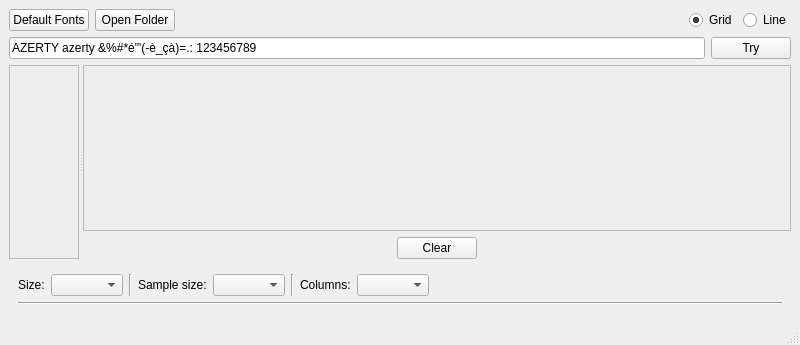
Old version of the form mainwindowbase.ui in the repository lbaudouin/FontInstaller.
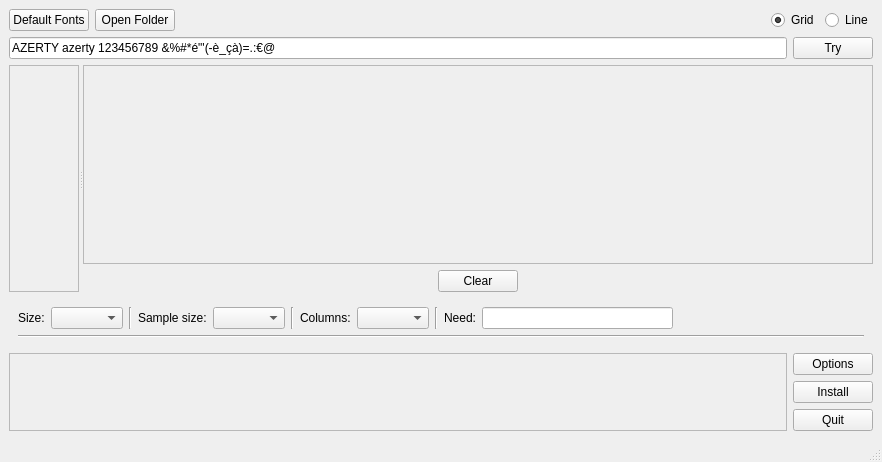
New version of the form. Icons and pictures are not drawn.

Diff of the .ui file:
```diff
--- a/mainwindowbase.ui
+++ b/mainwindowbase.ui
@@ -6,8 +6,8 @@
    <rect>
     <x>0</x>
     <y>0</y>
-    <width>800</width>
-    <height>345</height>
+    <width>882</width>
+    <height>462</height>
    </rect>
   </property>
   <property name="windowTitle">
@@ -18,7 +18,7 @@
     <normaloff>:/images/icon</normaloff>:/images/icon</iconset>
   </property>
   <widget class="QWidget" name="centralwidget">
-   <layout class="QVBoxLayout" name="verticalLayout_3">
+   <layout class="QVBoxLayout" name="verticalLayout_4">
     <item>
      <layout class="QHBoxLayout" name="inputLayout">
       <item>
@@ -79,7 +79,7 @@
       <item>
        <widget class="QLineEdit" name="lineEdit">
         <property name="text">
-         <string notr="true">AZERTY azerty &amp;%#*é&quot;'(-è_çà)=.: 123456789</string>
+         <string notr="true">AZERTY azerty 123456789 &amp;%#*é&quot;'(-è_çà)=.:€@</string>
         </property>
        </widget>
       </item>
@@ -107,7 +107,7 @@
           <x>0</x>
           <y>0</y>
           <width>112</width>
-          <height>163</height>
+          <height>165</height>
          </rect>
         </property>
        </widget>
@@ -136,8 +136,8 @@
             <rect>
              <x>0</x>
              <y>0</y>
-             <width>642</width>
-             <height>110</height>
+             <width>724</width>
+             <height>112</height>
             </rect>
            </property>
           </widget>
@@ -245,6 +245,23 @@
          <item>
           <widget class="QComboBox" name="comboColumns"/>
          </item>
+         <item>
+          <widget class="Line" name="line">
+           <property name="orientation">
+            <enum>Qt::Vertical</enum>
+           </property>
+          </widget>
+         </item>
+         <item>
+          <widget class="QLabel" name="labelNeed">
+           <property name="text">
+            <string>Need:</string>
+           </property>
+          </widget>
+         </item>
+         <item>
+          <widget class="QLineEdit" name="editNeed"/>
+         </item>
          <item>
           <spacer name="horizontalSpacer_options">
            <property name="orientation">
@@ -271,7 +288,59 @@
      </widget>
     </item>
     <item>
-     <layout class="QHBoxLayout" name="sampleLayout"/>
+     <layout class="QHBoxLayout" name="sampleLayout">
+      <item>
+       <widget class="QScrollArea" name="scrollSample">
+        <property name="sizePolicy">
+         <sizepolicy hsizetype="Expanding" vsizetype="Minimum">
+          <horstretch>0</horstretch>
+          <verstretch>0</verstretch>
+         </sizepolicy>
+        </property>
+        <property name="widgetResizable">
+         <bool>true</bool>
+        </property>
+        <widget class="QWidget" name="scrollAreaWidgetContents_2">
+         <property name="geometry">
+          <rect>
+           <x>0</x>
+           <y>0</y>
+           <width>767</width>
+           <height>112</height>
+          </rect>
+         </property>
+        </widget>
+       </widget>
+      </item>
+      <item>
+       <layout class="QVBoxLayout" name="verticalLayout_3">
+        <item>
+         <widget class="QPushButton" name="buttonOptions">
+          <property name="text">
+           <string>Options</string>
+          </property>
+          <property name="checkable">
+           <bool>true</bool>
+          </property>
+         </widget>
+        </item>
+        <item>
+         <widget class="QPushButton" name="buttonInstall">
+          <property name="text">
+           <string>Install</string>
+          </property>
+         </widget>
+        </item>
+        <item>
+         <widget class="QPushButton" name="buttonQuit">
+          <property name="text">
+           <string>Quit</string>
+          </property>
+         </widget>
+        </item>
+       </layout>
+      </item>
+     </layout>
     </item>
    </layout>
   </widget>
```
